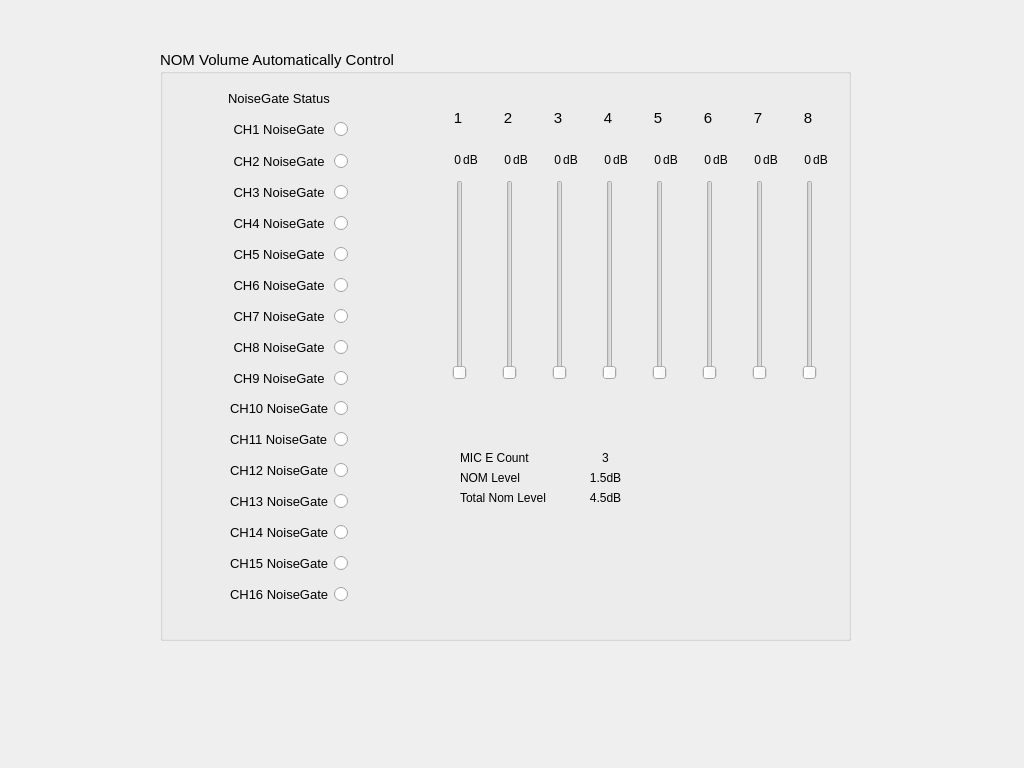
Before: the Qt Designer form ac1608/nomwnd.ui in jpcstpj7281/gameseer, drawn with Qt 5.
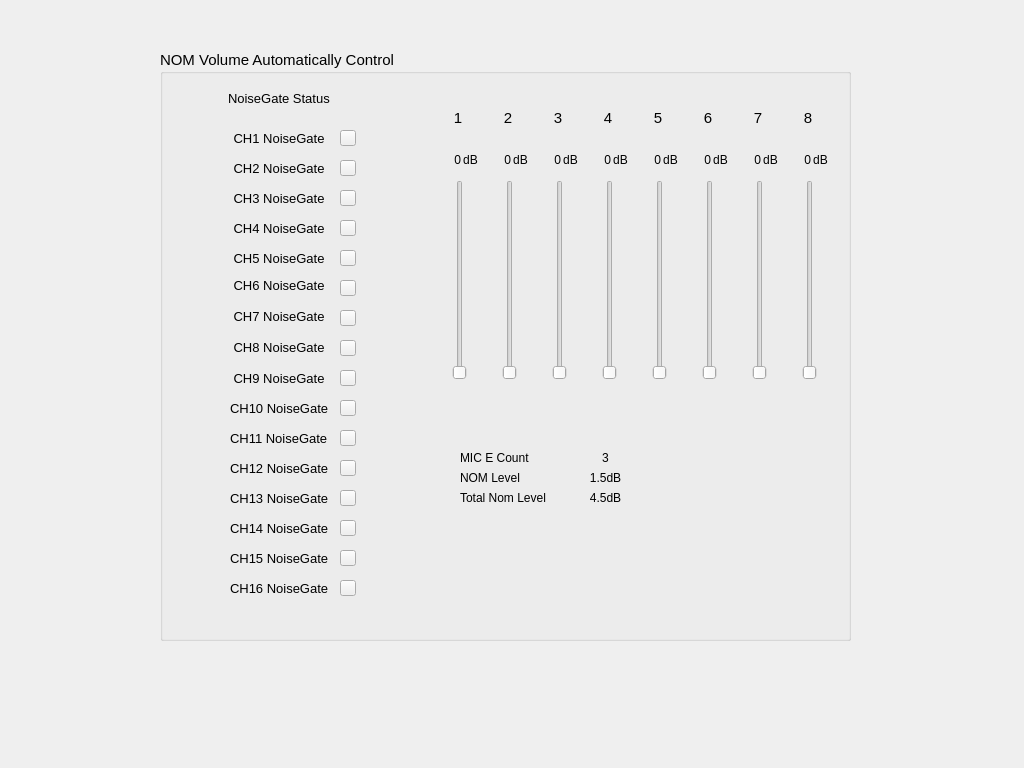
After: the same form once the commit is applied. Custom widgets are drawn as their Qt base class.

Commit message: add status component

```diff
--- a/ac1608/nomwnd.ui
+++ b/ac1608/nomwnd.ui
@@ -83,19 +83,6 @@
      <enum>Qt::Vertical</enum>
     </property>
    </widget>
-   <widget class="QRadioButton" name="radioButton_13">
-    <property name="geometry">
-     <rect>
-      <x>174</x>
-      <y>71</y>
-      <width>16</width>
-      <height>16</height>
-     </rect>
-    </property>
-    <property name="text">
-     <string/>
-    </property>
-   </widget>
    <widget class="QLabel" name="label_136">
     <property name="geometry">
      <rect>
@@ -299,188 +286,6 @@
      <enum>Qt::Vertical</enum>
     </property>
    </widget>
-   <widget class="QRadioButton" name="radioButton_14">
-    <property name="geometry">
-     <rect>
-      <x>174</x>
-      <y>103</y>
-      <width>16</width>
-      <height>16</height>
-     </rect>
-    </property>
-    <property name="text">
-     <string/>
-    </property>
-   </widget>
-   <widget class="QRadioButton" name="radioButton_15">
-    <property name="geometry">
-     <rect>
-      <x>174</x>
-      <y>134</y>
-      <width>16</width>
-      <height>16</height>
-     </rect>
-    </property>
-    <property name="text">
-     <string/>
-    </property>
-   </widget>
-   <widget class="QRadioButton" name="radioButton_16">
-    <property name="geometry">
-     <rect>
-      <x>174</x>
-      <y>165</y>
-      <width>16</width>
-      <height>16</height>
-     </rect>
-    </property>
-    <property name="text">
-     <string/>
-    </property>
-   </widget>
-   <widget class="QRadioButton" name="radioButton_17">
-    <property name="geometry">
-     <rect>
-      <x>174</x>
-      <y>196</y>
-      <width>16</width>
-      <height>16</height>
-     </rect>
-    </property>
-    <property name="text">
-     <string/>
-    </property>
-   </widget>
-   <widget class="QRadioButton" name="radioButton_18">
-    <property name="geometry">
-     <rect>
-      <x>174</x>
-      <y>227</y>
-      <width>16</width>
-      <height>16</height>
-     </rect>
-    </property>
-    <property name="text">
-     <string/>
-    </property>
-   </widget>
-   <widget class="QRadioButton" name="radioButton_19">
-    <property name="geometry">
-     <rect>
-      <x>174</x>
-      <y>258</y>
-      <width>16</width>
-      <height>16</height>
-     </rect>
-    </property>
-    <property name="text">
-     <string/>
-    </property>
-   </widget>
-   <widget class="QRadioButton" name="radioButton_20">
-    <property name="geometry">
-     <rect>
-      <x>174</x>
-      <y>289</y>
-      <width>16</width>
-      <height>16</height>
-     </rect>
-    </property>
-    <property name="text">
-     <string/>
-    </property>
-   </widget>
-   <widget class="QRadioButton" name="radioButton_21">
-    <property name="geometry">
-     <rect>
-      <x>174</x>
-      <y>350</y>
-      <width>16</width>
-      <height>16</height>
-     </rect>
-    </property>
-    <property name="text">
-     <string/>
-    </property>
-   </widget>
-   <widget class="QRadioButton" name="radioButton_22">
-    <property name="geometry">
-     <rect>
-      <x>174</x>
-      <y>412</y>
-      <width>16</width>
-      <height>16</height>
-     </rect>
-    </property>
-    <property name="text">
-     <string/>
-    </property>
-   </widget>
-   <widget class="QRadioButton" name="radioButton_23">
-    <property name="geometry">
-     <rect>
-      <x>174</x>
-      <y>320</y>
-      <width>16</width>
-      <height>16</height>
-     </rect>
-    </property>
-    <property name="text">
-     <string/>
-    </property>
-   </widget>
-   <widget class="QRadioButton" name="radioButton_24">
-    <property name="geometry">
-     <rect>
-      <x>174</x>
-      <y>381</y>
-      <width>16</width>
-      <height>16</height>
-     </rect>
-    </property>
-    <property name="text">
-     <string/>
-    </property>
-   </widget>
-   <widget class="QRadioButton" name="radioButton_25">
-    <property name="geometry">
-     <rect>
-      <x>174</x>
-      <y>443</y>
-      <width>16</width>
-      <height>16</height>
-     </rect>
-    </property>
-    <property name="text">
-     <string/>
-    </property>
-   </widget>
-   <widget class="QRadioButton" name="radioButton_26">
-    <property name="geometry">
-     <rect>
-      <x>174</x>
-      <y>474</y>
-      <width>16</width>
-      <height>16</height>
-     </rect>
-    </property>
-    <property name="text">
-     <string/>
-    </property>
-   </widget>
-   <widget class="QRadioButton" name="radioButton_29">
-    <property name="geometry">
-     <rect>
-      <x>174</x>
-      <y>505</y>
-      <width>16</width>
-      <height>16</height>
-     </rect>
-    </property>
-    <property name="text">
-     <string/>
-    </property>
-   </widget>
    <widget class="QLabel" name="label_155">
     <property name="geometry">
      <rect>
@@ -638,7 +443,7 @@
     <property name="geometry">
      <rect>
       <x>70</x>
-      <y>505</y>
+      <y>500</y>
       <width>98</width>
       <height>16</height>
      </rect>
@@ -656,7 +461,7 @@
     <property name="geometry">
      <rect>
       <x>70</x>
-      <y>381</y>
+      <y>380</y>
       <width>98</width>
       <height>16</height>
      </rect>
@@ -674,7 +479,7 @@
     <property name="geometry">
      <rect>
       <x>70</x>
-      <y>474</y>
+      <y>470</y>
       <width>98</width>
       <height>16</height>
      </rect>
@@ -688,24 +493,11 @@
      <string>CH14 NoiseGate</string>
     </property>
    </widget>
-   <widget class="QRadioButton" name="radioButton_27">
-    <property name="geometry">
-     <rect>
-      <x>174</x>
-      <y>536</y>
-      <width>16</width>
-      <height>16</height>
-     </rect>
-    </property>
-    <property name="text">
-     <string/>
-    </property>
-   </widget>
    <widget class="QLabel" name="label_157">
     <property name="geometry">
      <rect>
       <x>70</x>
-      <y>536</y>
+      <y>530</y>
       <width>98</width>
       <height>16</height>
      </rect>
@@ -723,7 +515,7 @@
     <property name="geometry">
      <rect>
       <x>70</x>
-      <y>103</y>
+      <y>110</y>
       <width>98</width>
       <height>16</height>
      </rect>
@@ -741,7 +533,7 @@
     <property name="geometry">
      <rect>
       <x>70</x>
-      <y>71</y>
+      <y>80</y>
       <width>98</width>
       <height>16</height>
      </rect>
@@ -759,7 +551,7 @@
     <property name="geometry">
      <rect>
       <x>70</x>
-      <y>165</y>
+      <y>170</y>
       <width>98</width>
       <height>16</height>
      </rect>
@@ -777,7 +569,7 @@
     <property name="geometry">
      <rect>
       <x>70</x>
-      <y>443</y>
+      <y>440</y>
       <width>98</width>
       <height>16</height>
      </rect>
@@ -795,7 +587,7 @@
     <property name="geometry">
      <rect>
       <x>70</x>
-      <y>196</y>
+      <y>200</y>
       <width>98</width>
       <height>16</height>
      </rect>
@@ -867,7 +659,7 @@
     <property name="geometry">
      <rect>
       <x>70</x>
-      <y>134</y>
+      <y>140</y>
       <width>98</width>
       <height>16</height>
      </rect>
@@ -885,7 +677,7 @@
     <property name="geometry">
      <rect>
       <x>70</x>
-      <y>412</y>
+      <y>410</y>
       <width>98</width>
       <height>16</height>
      </rect>
@@ -1259,6 +1051,310 @@
      <set>Qt::AlignRight|Qt::AlignTrailing|Qt::AlignVCenter</set>
     </property>
    </widget>
+   <widget class="OIDStatus" name="statusGate_1">
+    <property name="enabled">
+     <bool>true</bool>
+    </property>
+    <property name="geometry">
+     <rect>
+      <x>180</x>
+      <y>80</y>
+      <width>16</width>
+      <height>16</height>
+     </rect>
+    </property>
+    <property name="text">
+     <string/>
+    </property>
+    <property name="checkable">
+     <bool>false</bool>
+    </property>
+   </widget>
+   <widget class="OIDStatus" name="statusGate_2">
+    <property name="enabled">
+     <bool>true</bool>
+    </property>
+    <property name="geometry">
+     <rect>
+      <x>180</x>
+      <y>110</y>
+      <width>16</width>
+      <height>16</height>
+     </rect>
+    </property>
+    <property name="text">
+     <string/>
+    </property>
+    <property name="checkable">
+     <bool>false</bool>
+    </property>
+   </widget>
+   <widget class="OIDStatus" name="statusGate_3">
+    <property name="enabled">
+     <bool>true</bool>
+    </property>
+    <property name="geometry">
+     <rect>
+      <x>180</x>
+      <y>140</y>
+      <width>16</width>
+      <height>16</height>
+     </rect>
+    </property>
+    <property name="text">
+     <string/>
+    </property>
+    <property name="checkable">
+     <bool>false</bool>
+    </property>
+   </widget>
+   <widget class="OIDStatus" name="statusGate_4">
+    <property name="enabled">
+     <bool>true</bool>
+    </property>
+    <property name="geometry">
+     <rect>
+      <x>180</x>
+      <y>170</y>
+      <width>16</width>
+      <height>16</height>
+     </rect>
+    </property>
+    <property name="text">
+     <string/>
+    </property>
+    <property name="checkable">
+     <bool>false</bool>
+    </property>
+   </widget>
+   <widget class="OIDStatus" name="statusGate_5">
+    <property name="enabled">
+     <bool>true</bool>
+    </property>
+    <property name="geometry">
+     <rect>
+      <x>180</x>
+      <y>200</y>
+      <width>16</width>
+      <height>16</height>
+     </rect>
+    </property>
+    <property name="text">
+     <string/>
+    </property>
+    <property name="checkable">
+     <bool>false</bool>
+    </property>
+   </widget>
+   <widget class="OIDStatus" name="statusGate_6">
+    <property name="enabled">
+     <bool>true</bool>
+    </property>
+    <property name="geometry">
+     <rect>
+      <x>180</x>
+      <y>230</y>
+      <width>16</width>
+      <height>16</height>
+     </rect>
+    </property>
+    <property name="text">
+     <string/>
+    </property>
+    <property name="checkable">
+     <bool>false</bool>
+    </property>
+   </widget>
+   <widget class="OIDStatus" name="statusGate_7">
+    <property name="enabled">
+     <bool>true</bool>
+    </property>
+    <property name="geometry">
+     <rect>
+      <x>180</x>
+      <y>260</y>
+      <width>16</width>
+      <height>16</height>
+     </rect>
+    </property>
+    <property name="text">
+     <string/>
+    </property>
+    <property name="checkable">
+     <bool>false</bool>
+    </property>
+   </widget>
+   <widget class="OIDStatus" name="statusGate_8">
+    <property name="enabled">
+     <bool>true</bool>
+    </property>
+    <property name="geometry">
+     <rect>
+      <x>180</x>
+      <y>290</y>
+      <width>16</width>
+      <height>16</height>
+     </rect>
+    </property>
+    <property name="text">
+     <string/>
+    </property>
+    <property name="checkable">
+     <bool>false</bool>
+    </property>
+   </widget>
+   <widget class="OIDStatus" name="statusGate_9">
+    <property name="enabled">
+     <bool>true</bool>
+    </property>
+    <property name="geometry">
+     <rect>
+      <x>180</x>
+      <y>320</y>
+      <width>16</width>
+      <height>16</height>
+     </rect>
+    </property>
+    <property name="text">
+     <string/>
+    </property>
+    <property name="checkable">
+     <bool>false</bool>
+    </property>
+   </widget>
+   <widget class="OIDStatus" name="statusGate_10">
+    <property name="enabled">
+     <bool>true</bool>
+    </property>
+    <property name="geometry">
+     <rect>
+      <x>180</x>
+      <y>350</y>
+      <width>16</width>
+      <height>16</height>
+     </rect>
+    </property>
+    <property name="text">
+     <string/>
+    </property>
+    <property name="checkable">
+     <bool>false</bool>
+    </property>
+   </widget>
+   <widget class="OIDStatus" name="statusGate_11">
+    <property name="enabled">
+     <bool>true</bool>
+    </property>
+    <property name="geometry">
+     <rect>
+      <x>180</x>
+      <y>380</y>
+      <width>16</width>
+      <height>16</height>
+     </rect>
+    </property>
+    <property name="text">
+     <string/>
+    </property>
+    <property name="checkable">
+     <bool>false</bool>
+    </property>
+   </widget>
+   <widget class="OIDStatus" name="statusGate_12">
+    <property name="enabled">
+     <bool>true</bool>
+    </property>
+    <property name="geometry">
+     <rect>
+      <x>180</x>
+      <y>410</y>
+      <width>16</width>
+      <height>16</height>
+     </rect>
+    </property>
+    <property name="text">
+     <string/>
+    </property>
+    <property name="checkable">
+     <bool>false</bool>
+    </property>
+   </widget>
+   <widget class="OIDStatus" name="statusGate_13">
+    <property name="enabled">
+     <bool>true</bool>
+    </property>
+    <property name="geometry">
+     <rect>
+      <x>180</x>
+      <y>440</y>
+      <width>16</width>
+      <height>16</height>
+     </rect>
+    </property>
+    <property name="text">
+     <string/>
+    </property>
+    <property name="checkable">
+     <bool>false</bool>
+    </property>
+   </widget>
+   <widget class="OIDStatus" name="statusGate_14">
+    <property name="enabled">
+     <bool>true</bool>
+    </property>
+    <property name="geometry">
+     <rect>
+      <x>180</x>
+      <y>470</y>
+      <width>16</width>
+      <height>16</height>
+     </rect>
+    </property>
+    <property name="text">
+     <string/>
+    </property>
+    <property name="checkable">
+     <bool>false</bool>
+    </property>
+   </widget>
+   <widget class="OIDStatus" name="statusGate_15">
+    <property name="enabled">
+     <bool>true</bool>
+    </property>
+    <property name="geometry">
+     <rect>
+      <x>180</x>
+      <y>500</y>
+      <width>16</width>
+      <height>16</height>
+     </rect>
+    </property>
+    <property name="text">
+     <string/>
+    </property>
+    <property name="checkable">
+     <bool>false</bool>
+    </property>
+   </widget>
+   <widget class="OIDStatus" name="statusGate_16">
+    <property name="enabled">
+     <bool>true</bool>
+    </property>
+    <property name="geometry">
+     <rect>
+      <x>180</x>
+      <y>530</y>
+      <width>16</width>
+      <height>16</height>
+     </rect>
+    </property>
+    <property name="text">
+     <string/>
+    </property>
+    <property name="checkable">
+     <bool>false</bool>
+    </property>
+   </widget>
    <zorder>label_133</zorder>
    <zorder>label_135</zorder>
    <zorder>verticalSlider_1</zorder>
@@ -1333,6 +1429,11 @@
   </widget>
  </widget>
  <customwidgets>
+  <customwidget>
+   <class>OIDStatus</class>
+   <extends>QPushButton</extends>
+   <header>oidpushbtn.h</header>
+  </customwidget>
   <customwidget>
    <class>OIDSlider</class>
    <extends>QSlider</extends>
```
Left out of the diff: 32 changed lines with no effect on the pictures. The commit also changes 16 other files.
